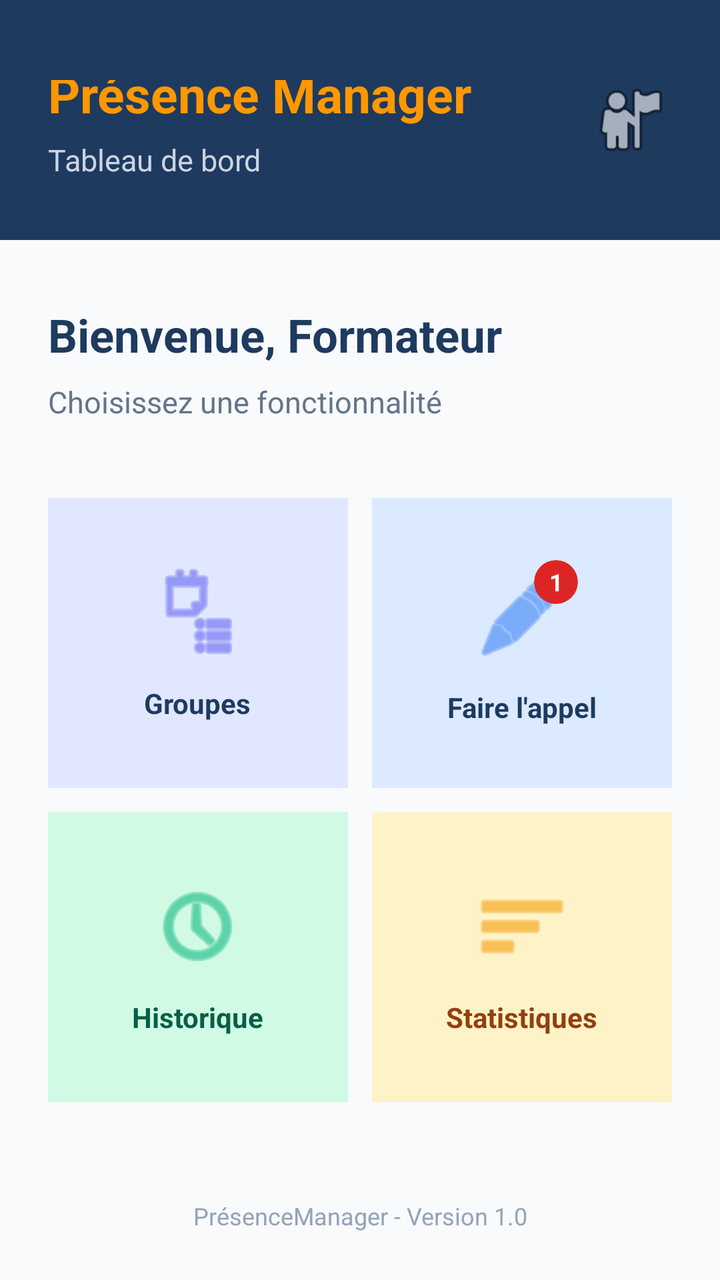
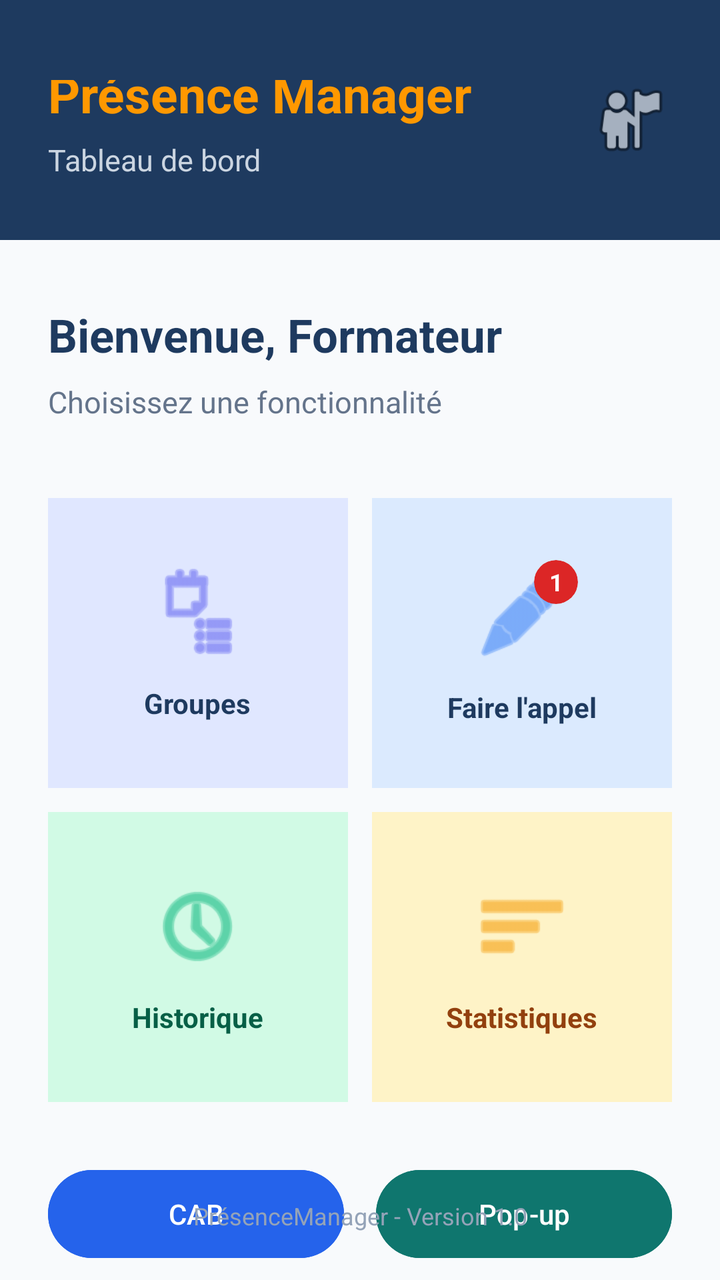

Screens rendered from an Android XML layout before and after an edit, with the pre-edit source and the edit as a unified diff.
<!-- AndroidManifest.xml: application theme Theme.PresenceManager -->
<!-- res/layout/activity_dashboard.xml -->
<?xml version="1.0" encoding="utf-8"?>
<androidx.constraintlayout.widget.ConstraintLayout xmlns:android="http://schemas.android.com/apk/res/android"
    xmlns:app="http://schemas.android.com/apk/res-auto"
    xmlns:tools="http://schemas.android.com/tools"
    android:id="@+id/layoutDashboard"
    android:layout_width="match_parent"
    android:layout_height="match_parent"
    android:background="#F8FAFC"
    tools:context=".DashboardActivity">

    
    <RelativeLayout
        android:id="@+id/layoutHeader"
        android:layout_width="0dp"
        android:layout_height="wrap_content"
        android:minHeight="120dp"
        android:background="#1E3A5F"
        android:paddingStart="24dp"
        android:paddingTop="40dp"
        android:paddingEnd="24dp"
        android:paddingBottom="12dp"
        app:layout_constraintEnd_toEndOf="parent"
        app:layout_constraintStart_toStartOf="parent"
        app:layout_constraintTop_toTopOf="parent">

        <ImageView
            android:id="@+id/imgProfil"
            android:layout_width="42dp"
            android:layout_height="42dp"
            android:layout_alignParentEnd="true"
            android:layout_centerVertical="true"
            android:src="@android:drawable/ic_menu_myplaces" />

        <LinearLayout
            android:id="@+id/layoutHeaderText"
            android:layout_width="match_parent"
            android:layout_height="wrap_content"
            android:layout_alignParentStart="true"
            android:layout_centerVertical="true"
            android:layout_toStartOf="@id/imgProfil"
            android:orientation="vertical">

            <TextView
                android:id="@+id/txtAppName"
                android:layout_width="wrap_content"
                android:layout_height="wrap_content"
                android:text="Présence Manager"
                android:textColor="#FF9800"
                android:textSize="25sp"
                android:textStyle="bold" />

            <TextView
                android:id="@+id/txtSubtitle"
                android:layout_width="wrap_content"
                android:layout_height="wrap_content"
                android:layout_marginTop="6dp"
                android:text="Tableau de bord"
                android:textColor="#CBD5E1"
                android:textSize="15sp" />
        </LinearLayout>
    </RelativeLayout>

    
    <TextView
        android:id="@+id/txtBienvenue"
        android:layout_width="wrap_content"
        android:layout_height="wrap_content"
        android:layout_marginStart="24dp"
        android:layout_marginTop="32dp"
        android:text="Bienvenue, Formateur"
        android:textColor="#1E3A5F"
        android:textSize="23sp"
        android:textStyle="bold"
        app:layout_constraintStart_toStartOf="parent"
        app:layout_constraintTop_toBottomOf="@id/layoutHeader" />

    <TextView
        android:id="@+id/txtInstruction"
        android:layout_width="wrap_content"
        android:layout_height="wrap_content"
        android:layout_marginTop="8dp"
        android:text="Choisissez une fonctionnalité"
        android:textColor="#64748B"
        android:textSize="15sp"
        app:layout_constraintStart_toStartOf="@id/txtBienvenue"
        app:layout_constraintTop_toBottomOf="@id/txtBienvenue" />

    
    <GridLayout
        android:id="@+id/gridFonctionnalites"
        android:layout_width="0dp"
        android:layout_height="wrap_content"
        android:layout_marginStart="18dp"
        android:layout_marginTop="32dp"
        android:layout_marginEnd="18dp"
        android:columnCount="2"
        android:rowCount="2"
        app:layout_constraintEnd_toEndOf="parent"
        app:layout_constraintStart_toStartOf="parent"
        app:layout_constraintTop_toBottomOf="@id/txtInstruction">

        
        <LinearLayout
            android:id="@+id/cardGroupes"
            android:layout_width="0dp"
            android:layout_height="145dp"
            android:layout_row="0"
            android:layout_column="0"
            android:layout_columnWeight="1"
            android:layout_gravity="fill_horizontal"
            android:layout_margin="6dp"
            android:background="#E0E7FF"
            android:gravity="center"
            android:orientation="vertical"
            android:padding="12dp">

            <ImageView
                android:layout_width="48dp"
                android:layout_height="48dp"
                android:src="@android:drawable/ic_menu_agenda"
                app:tint="#6366F1" />

            <TextView
                android:layout_width="wrap_content"
                android:layout_height="wrap_content"
                android:layout_marginTop="12dp"
                android:text="Groupes"
                android:textColor="#1E3A5F"
                android:textSize="14sp"
                android:textStyle="bold" />
        </LinearLayout>

        
        <LinearLayout
            android:id="@+id/cardAppel"
            android:layout_width="0dp"
            android:layout_height="145dp"
            android:layout_row="0"
            android:layout_column="1"
            android:layout_columnWeight="1"
            android:layout_gravity="fill_horizontal"
            android:layout_margin="6dp"
            android:background="#DBEAFE"
            android:gravity="center"
            android:orientation="vertical"
            android:padding="12dp">

            <FrameLayout
                android:id="@+id/frameAppel"
                android:layout_width="wrap_content"
                android:layout_height="wrap_content">

                <ImageView
                    android:layout_width="48dp"
                    android:layout_height="48dp"
                    android:layout_margin="4dp"
                    android:src="@android:drawable/ic_menu_edit"
                    app:tint="#3B82F6" />

                <androidx.cardview.widget.CardView
                    android:layout_width="22dp"
                    android:layout_height="22dp"
                    android:layout_gravity="top|end"
                    app:cardBackgroundColor="#DC2626"
                    app:cardCornerRadius="11dp"
                    app:cardElevation="0dp">

                    <TextView
                        android:id="@+id/txtBadge"
                        android:layout_width="match_parent"
                        android:layout_height="match_parent"
                        android:gravity="center"
                        android:text="1"
                        android:textColor="#FFFFFF"
                        android:textSize="12sp"
                        android:textStyle="bold" />
                </androidx.cardview.widget.CardView>
            </FrameLayout>

            <TextView
                android:layout_width="wrap_content"
                android:layout_height="wrap_content"
                android:layout_marginTop="8dp"
                android:text="Faire l'appel"
                android:textColor="#1E3A5F"
                android:textSize="14sp"
                android:textStyle="bold" />
        </LinearLayout>

        
        <LinearLayout
            android:id="@+id/cardHistorique"
            android:layout_width="0dp"
            android:layout_height="145dp"
            android:layout_row="1"
            android:layout_column="0"
            android:layout_columnWeight="1"
            android:layout_gravity="fill_horizontal"
            android:layout_margin="6dp"
            android:background="#D1FAE5"
            android:gravity="center"
            android:orientation="vertical"
            android:padding="12dp">

            <ImageView
                android:layout_width="48dp"
                android:layout_height="48dp"
                android:src="@android:drawable/ic_menu_recent_history"
                app:tint="#10B981" />

            <TextView
                android:layout_width="wrap_content"
                android:layout_height="wrap_content"
                android:layout_marginTop="12dp"
                android:text="Historique"
                android:textColor="#065F46"
                android:textSize="14sp"
                android:textStyle="bold" />
        </LinearLayout>

        
        <LinearLayout
            android:id="@+id/cardStatistiques"
            android:layout_width="0dp"
            android:layout_height="145dp"
            android:layout_row="1"
            android:layout_column="1"
            android:layout_columnWeight="1"
            android:layout_gravity="fill_horizontal"
            android:layout_margin="6dp"
            android:background="#FEF3C7"
            android:gravity="center"
            android:orientation="vertical"
            android:padding="12dp">

            <ImageView
                android:layout_width="48dp"
                android:layout_height="48dp"
                android:src="@android:drawable/ic_menu_sort_by_size"
                app:tint="#F59E0B" />

            <TextView
                android:layout_width="wrap_content"
                android:layout_height="wrap_content"
                android:layout_marginTop="12dp"
                android:text="Statistiques"
                android:textColor="#92400E"
                android:textSize="14sp"
                android:textStyle="bold" />
        </LinearLayout>
    </GridLayout>

    
    <TextView
        android:id="@+id/txtFooterDashboard"
        android:layout_width="wrap_content"
        android:layout_height="wrap_content"
        android:layout_marginBottom="24dp"
        android:text="PrésenceManager - Version 1.0"
        android:textColor="#94A3B8"
        android:textSize="12sp"
        app:layout_constraintBottom_toBottomOf="parent"
        app:layout_constraintEnd_toEndOf="parent"
        app:layout_constraintStart_toStartOf="parent" />

</androidx.constraintlayout.widget.ConstraintLayout>
<!-- resources referenced by this layout -->
<resources>
  <style name="Theme.PresenceManager" parent="Base.Theme.PresenceManager" />
  <style name="Base.Theme.PresenceManager" parent="Theme.Material3.DayNight.NoActionBar">
          
          
      </style>
</resources>

<!-- the commit's change to res/layout/activity_dashboard.xml (unified diff, before → after) -->
@@ -247,10 +247,44 @@
                 android:textColor="#92400E"
                 android:textSize="14sp"
                 android:textStyle="bold" />
-        </LinearLayout>
+
+        </LinearLayout>
+
     </GridLayout>
 
-    
+    <LinearLayout
+        android:id="@+id/layoutActions"
+        android:layout_width="0dp"
+        android:layout_height="wrap_content"
+        android:layout_marginStart="24dp"
+        android:layout_marginTop="24dp"
+        android:layout_marginEnd="24dp"
+        android:orientation="horizontal"
+        app:layout_constraintEnd_toEndOf="parent"
+        app:layout_constraintStart_toStartOf="parent"
+        app:layout_constraintTop_toBottomOf="@id/gridFonctionnalites">
+
+        <Button
+            android:id="@+id/btnCab"
+            android:layout_width="0dp"
+            android:layout_height="52dp"
+            android:layout_marginEnd="8dp"
+            android:layout_weight="1"
+            android:backgroundTint="#2563EB"
+            android:text="CAB"
+            android:textColor="#FFFFFF" />
+
+        <Button
+            android:id="@+id/btnPopup"
+            android:layout_width="0dp"
+            android:layout_height="52dp"
+            android:layout_marginStart="8dp"
+            android:layout_weight="1"
+            android:backgroundTint="#0F766E"
+            android:text="Pop-up"
+            android:textColor="#FFFFFF" />
+    </LinearLayout>
+      
     <TextView
         android:id="@+id/txtFooterDashboard"
         android:layout_width="wrap_content"
<!-- resource entries referenced after the edit -->
@@ -1,6 +1,7 @@
 <!-- resources referenced by this layout -->
 <resources>
-  <style name="Theme.PresenceManager" parent="Base.Theme.PresenceManager" />
+  <style name="Theme.PresenceManager" parent="Base.Theme.PresenceManager">
+      </style>
   <style name="Base.Theme.PresenceManager" parent="Theme.Material3.DayNight.NoActionBar">
           
           
